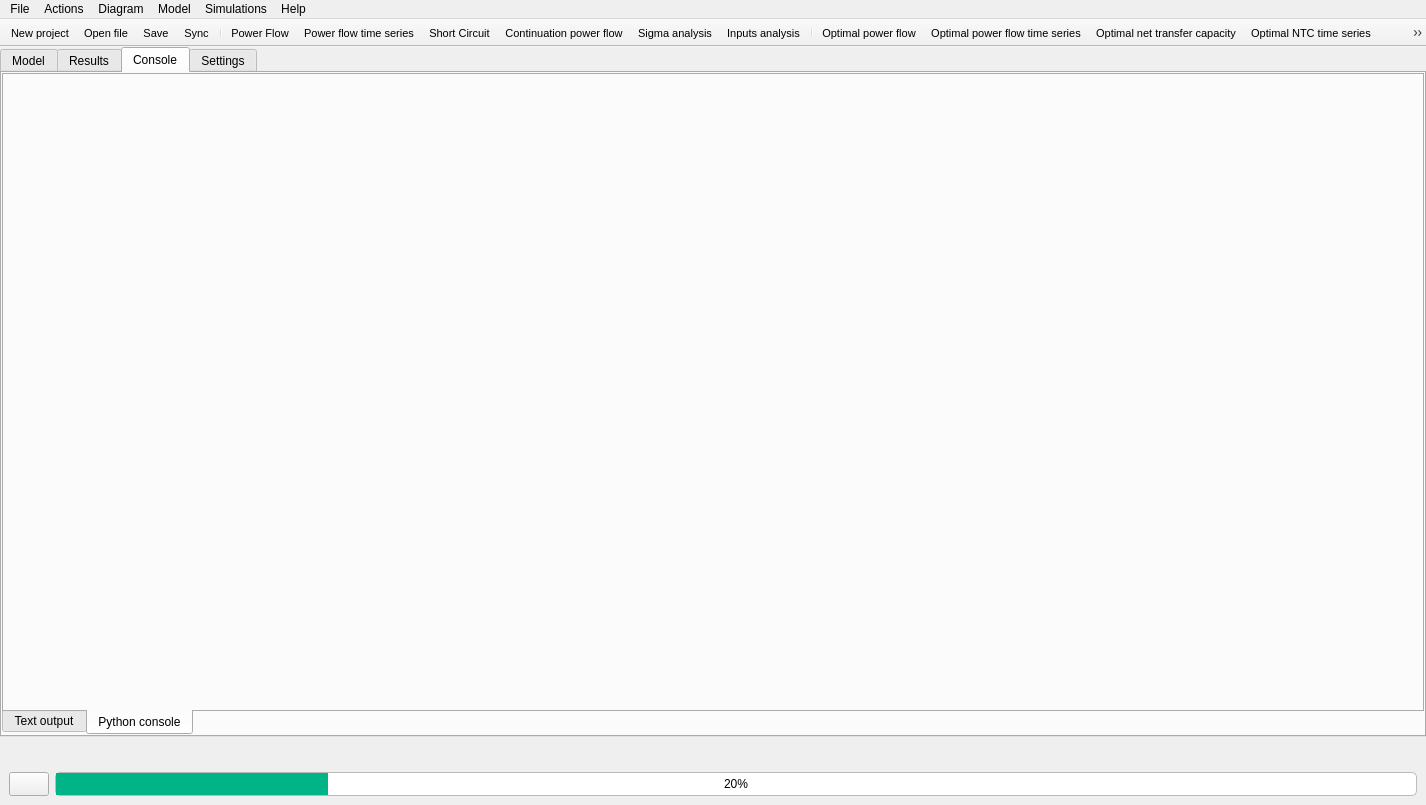
Before: the Qt Designer form src/GridCal/Gui/Main/MainWindow.ui in SanPen/GridCal, drawn with Qt 5.
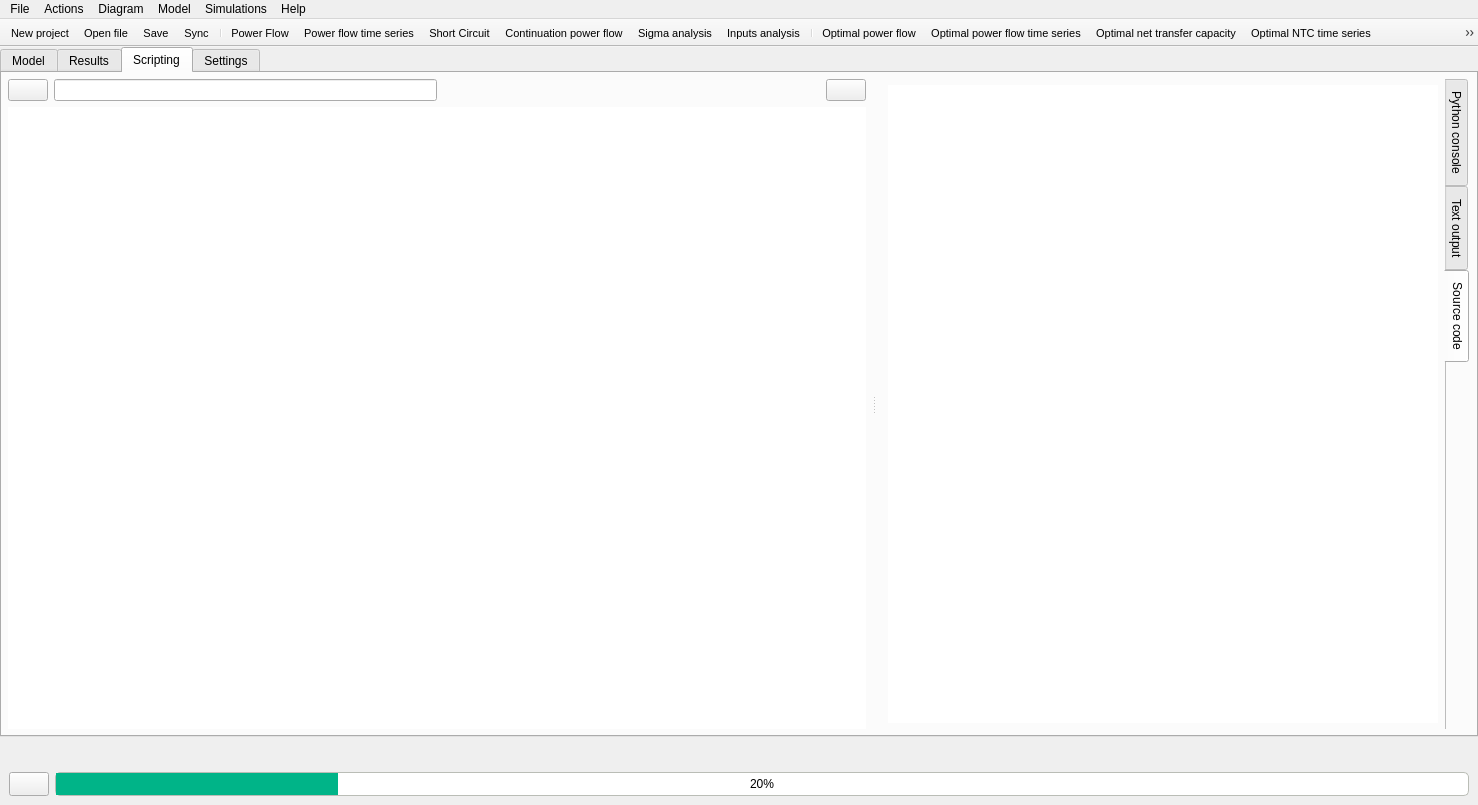
After: the same form once the commit is applied. The open tabs and pages were chosen to show the change. Icons and pictures are not drawn.

Commit message: Added source code edit to the scripting tab

```diff
--- a/src/GridCal/Gui/Main/MainWindow.ui
+++ b/src/GridCal/Gui/Main/MainWindow.ui
@@ -6,7 +6,7 @@
    <rect>
     <x>0</x>
     <y>0</y>
-    <width>1426</width>
+    <width>1478</width>
     <height>805</height>
    </rect>
   </property>
@@ -1856,7 +1856,7 @@
          <normaloff>:/Icons/icons/console.svg</normaloff>:/Icons/icons/console.svg</iconset>
        </attribute>
        <attribute name="title">
-        <string>Console</string>
+        <string>Scripting</string>
        </attribute>
        <layout class="QVBoxLayout" name="verticalLayout_22">
         <property name="leftMargin">
@@ -1872,14 +1872,197 @@
          <number>0</number>
         </property>
         <item>
+         <widget class="QFrame" name="frame_10">
+          <property name="frameShape">
+           <enum>QFrame::NoFrame</enum>
+          </property>
+          <property name="frameShadow">
+           <enum>QFrame::Raised</enum>
+          </property>
+          <layout class="QVBoxLayout" name="verticalLayout_34">
+           <property name="leftMargin">
+            <number>0</number>
+           </property>
+           <property name="topMargin">
+            <number>0</number>
+           </property>
+           <property name="rightMargin">
+            <number>0</number>
+           </property>
+           <property name="bottomMargin">
+            <number>0</number>
+           </property>
+           <item>
+            <widget class="QSplitter" name="splitter_4">
+             <property name="orientation">
+              <enum>Qt::Horizontal</enum>
+             </property>
+             <widget class="QFrame" name="frame_11">
+              <property name="frameShape">
+               <enum>QFrame::NoFrame</enum>
+              </property>
+              <property name="frameShadow">
+               <enum>QFrame::Raised</enum>
+              </property>
+              <layout class="QVBoxLayout" name="verticalLayout_35">
+               <property name="leftMargin">
+                <number>6</number>
+               </property>
+               <property name="topMargin">
+                <number>6</number>
+               </property>
+               <property name="rightMargin">
+                <number>6</number>
+               </property>
+               <property name="bottomMargin">
+                <number>6</number>
+               </property>
+               <item>
+                <widget class="QFrame" name="frame_55">
+                 <property name="frameShape">
+                  <enum>QFrame::NoFrame</enum>
+                 </property>
+                 <property name="frameShadow">
+                  <enum>QFrame::Raised</enum>
+                 </property>
+                 <layout class="QHBoxLayout" name="horizontalLayout_3">
+                  <property name="leftMargin">
+                   <number>0</number>
+                  </property>
+                  <property name="topMargin">
+                   <number>0</number>
+                  </property>
+                  <property name="rightMargin">
+                   <number>0</number>
+                  </property>
+                  <property name="bottomMargin">
+                   <number>0</number>
+                  </property>
+                  <item>
+                   <widget class="QPushButton" name="saveSourceCodeButton">
+                    <property name="toolTip">
+                     <string>Save the current source code</string>
+                    </property>
+                    <property name="text">
+                     <string/>
+                    </property>
+                    <property name="icon">
+                     <iconset resource="icons.qrc">
+                      <normaloff>:/Icons/icons/save.svg</normaloff>:/Icons/icons/save.svg</iconset>
+                    </property>
+                   </widget>
+                  </item>
+                  <item>
+                   <widget class="QLineEdit" name="sourceCodeNameLineEdit">
+                    <property name="toolTip">
+                     <string>Name of the source code file</string>
+                    </property>
+                   </widget>
+                  </item>
+                  <item>
+                   <spacer name="horizontalSpacer_14">
+                    <property name="orientation">
+                     <enum>Qt::Horizontal</enum>
+                    </property>
+                    <property name="sizeHint" stdset="0">
+                     <size>
+                      <width>237</width>
+                      <height>20</height>
+                     </size>
+                    </property>
+                   </spacer>
+                  </item>
+                  <item>
+                   <widget class="QPushButton" name="runSourceCodeButton">
+                    <property name="toolTip">
+                     <string>Run the source code in the console</string>
+                    </property>
+                    <property name="text">
+                     <string/>
+                    </property>
+                    <property name="icon">
+                     <iconset resource="icons.qrc">
+                      <normaloff>:/Icons/icons/next.svg</normaloff>:/Icons/icons/next.svg</iconset>
+                    </property>
+                   </widget>
+                  </item>
+                 </layout>
+                </widget>
+               </item>
+               <item>
+                <widget class="QPlainTextEdit" name="sourceCodeTextEdit">
+                 <property name="frameShape">
+                  <enum>QFrame::NoFrame</enum>
+                 </property>
+                </widget>
+               </item>
+              </layout>
+             </widget>
+             <widget class="QSplitter" name="console_splitter">
+              <property name="orientation">
+               <enum>Qt::Vertical</enum>
+              </property>
+              <widget class="QFrame" name="frame_53">
+               <property name="frameShape">
+                <enum>QFrame::NoFrame</enum>
+               </property>
+               <property name="frameShadow">
+                <enum>QFrame::Raised</enum>
+               </property>
+               <layout class="QVBoxLayout" name="verticalLayout_32">
+                <property name="leftMargin">
+                 <number>6</number>
+                </property>
+                <property name="topMargin">
+                 <number>6</number>
+                </property>
+                <property name="rightMargin">
+                 <number>6</number>
+                </property>
+                <property name="bottomMargin">
+                 <number>6</number>
+                </property>
+                <item>
          <widget class="QTabWidget" name="tabWidget_2">
           <property name="tabPosition">
-           <enum>QTabWidget::South</enum>
+                   <enum>QTabWidget::East</enum>
           </property>
           <property name="currentIndex">
            <number>0</number>
           </property>
-          <widget class="QWidget" name="tab_7">
+                  <property name="documentMode">
+                   <bool>true</bool>
+                  </property>
+                  <property name="tabsClosable">
+                   <bool>false</bool>
+                  </property>
+                  <property name="movable">
+                   <bool>true</bool>
+                  </property>
+                  <widget class="QWidget" name="pythonConsoleTab">
+                   <attribute name="icon">
+                    <iconset resource="icons.qrc">
+                     <normaloff>:/Icons/icons/console.svg</normaloff>:/Icons/icons/console.svg</iconset>
+                   </attribute>
+                   <attribute name="title">
+                    <string>Python console</string>
+                   </attribute>
+                   <layout class="QVBoxLayout" name="verticalLayout_33">
+                    <property name="leftMargin">
+                     <number>0</number>
+                    </property>
+                    <property name="topMargin">
+                     <number>0</number>
+                    </property>
+                    <property name="rightMargin">
+                     <number>0</number>
+                    </property>
+                    <property name="bottomMargin">
+                     <number>0</number>
+                    </property>
+                   </layout>
+                  </widget>
+                  <widget class="QWidget" name="textOutputTab">
            <attribute name="icon">
             <iconset resource="icons.qrc">
              <normaloff>:/Icons/icons/data.svg</normaloff>:/Icons/icons/data.svg</iconset>
@@ -2123,29 +2306,44 @@
             </item>
            </layout>
           </widget>
-          <widget class="QWidget" name="pythonConsoleTab">
+                  <widget class="QWidget" name="sourceCodeTab">
            <attribute name="icon">
             <iconset resource="icons.qrc">
              <normaloff>:/Icons/icons/console.svg</normaloff>:/Icons/icons/console.svg</iconset>
            </attribute>
            <attribute name="title">
-            <string>Python console</string>
-           </attribute>
-           <layout class="QVBoxLayout" name="verticalLayout_33">
+                    <string>Source code</string>
+                   </attribute>
+                   <layout class="QVBoxLayout" name="verticalLayout_39">
             <property name="leftMargin">
-             <number>0</number>
+                     <number>6</number>
             </property>
             <property name="topMargin">
-             <number>0</number>
+                     <number>6</number>
             </property>
             <property name="rightMargin">
-             <number>0</number>
+                     <number>6</number>
             </property>
             <property name="bottomMargin">
-             <number>0</number>
-            </property>
-           </layout>
-          </widget>
+                     <number>6</number>
+                    </property>
+                    <item>
+                     <widget class="QTreeView" name="sourceCodeTreeView">
+                      <property name="frameShape">
+                       <enum>QFrame::NoFrame</enum>
+                      </property>
+                     </widget>
+                    </item>
+                   </layout>
+                  </widget>
+                 </widget>
+                </item>
+               </layout>
+              </widget>
+             </widget>
+            </widget>
+           </item>
+          </layout>
          </widget>
         </item>
        </layout>
@@ -8215,7 +8413,7 @@
     <rect>
      <x>0</x>
      <y>0</y>
-     <width>1426</width>
+     <width>1478</width>
      <height>22</height>
     </rect>
    </property>
```
Left out of the diff: 10 changed lines with no effect on the pictures. Lines whose indentation alone changed are shown as unchanged. The commit also changes 22 other files.
